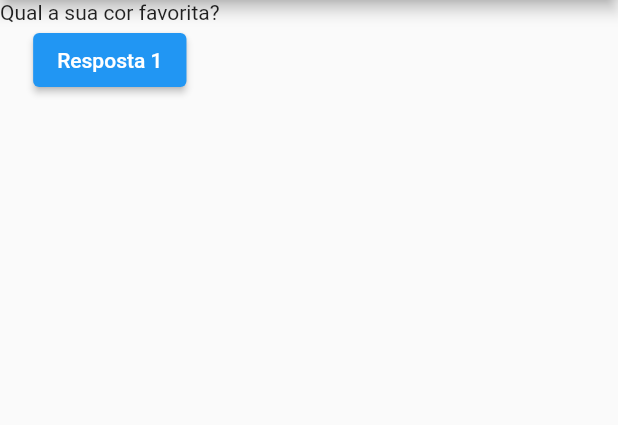
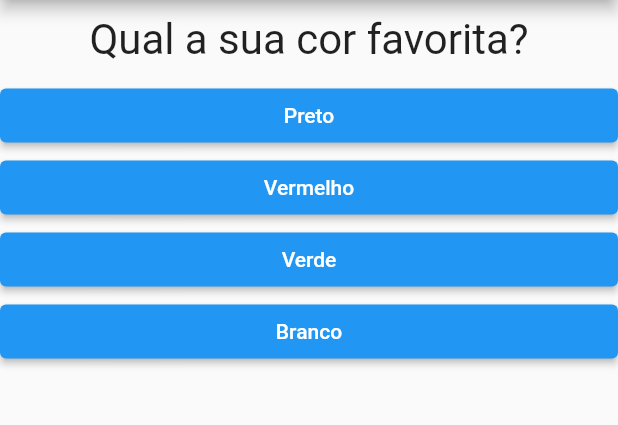
Before and after one commit to josuesamorim/projeto_inicial, a Flutter app: the screen it shows after launch, on a phone screen of 412 x 824 dp, the part 84-509 px from its top. Run offline on Flutter 3.47's test engine with Material 2 defaults, Android fonts, the phone set to English and light mode, and no system bars.

```diff
--- a/lib/main.dart
+++ b/lib/main.dart
@@ -1,50 +1,68 @@
 import 'package:flutter/material.dart';
-import './questao.dart';
+import 'package:projeto_inicial/questionario.dart';
+import 'resultado.dart';
 
 main() {
-  runApp(new PerguntaApp());
+  runApp(const PerguntaApp());
 }
 
 class _PerguntaAppState extends State<PerguntaApp> {
   var _perguntaSelecionada = 0;
 
-  void responder(){
+  bool get isQuestionSelected {
+    return _perguntaSelecionada < _perguntas.length;
+  }
+
+  final List<Map<String, Object>> _perguntas = const [
+    {
+      'texto': 'Qual a sua cor favorita?',
+      'respostas': [
+        {'texto': 'Preto', 'nota': 10},
+        {'texto': 'Vermelho', 'nota': 5},
+        {'texto': 'Verde', 'nota': 3},
+        {'texto': 'Branco', 'nota': 1},
+      ]
+    },
+    {
+      'texto': 'Qual e o seu animal favorito?',
+      'respostas': [
+        {'texto': 'Cao', 'nota': 10},
+        {'texto': 'gato', 'nota': 5},
+        {'texto': 'pato', 'nota': 3},
+        {'texto': 'veado', 'nota': 1},
+       ]
+    }
+  ];
+
+  void _responder() {
+    if (isQuestionSelected) {
       setState(() {
         _perguntaSelecionada++;
       });
-    print(_perguntaSelecionada);
+    }
   }
 
   @override
   Widget build(BuildContext context) {
-
-    final perguntas = [
-      'Qual a sua cor favorita?',
-      'Qual e o seu animal favorito?'
-    ];
-
     return MaterialApp(
       debugShowCheckedModeBanner: false,
       home: Scaffold(
         appBar: AppBar(
-          title: Text("Perguntas"),
+          title: const Text("Perguntas"),
         ),
-        body: Column(
-          children: [
-            Questao(perguntas[_perguntaSelecionada]),
-            ElevatedButton(
-              onPressed: () { responder(); },
-              child: Text("Resposta 1"),
-            )
-          ],
+        body: isQuestionSelected
+            ? Questionario(
+                perguntaSelecionada: _perguntaSelecionada,
+                perguntas: _perguntas,
+                responder: _responder)
+            : const Resultado(),
       ),
-      ),
-
     );
   }
 }
 
 class PerguntaApp extends StatefulWidget {
+  const PerguntaApp({super.key});
 
   @override
   _PerguntaAppState createState() {
--- a/lib/questao.dart
+++ b/lib/questao.dart
@@ -7,6 +7,14 @@ class Questao extends StatelessWidget {
 
   @override
   Widget build(BuildContext context) {
-    return Text(texto);
+    return Container(
+      width: double.infinity,
+      margin: EdgeInsets.all(10),
+      child: Text(
+        texto,
+        style: TextStyle(fontSize: 28),
+        textAlign: TextAlign.center,
+        ),
+      );
   }
 }
--- /dev/null
+++ b/lib/questionario.dart
@@ -0,0 +1,34 @@
+import 'package:flutter/material.dart';
+import './questao.dart';
+import './resposta.dart';
+
+class Questionario extends StatelessWidget {
+
+  final List<Map<String, Object>> perguntas;
+  final perguntaSelecionada;
+  final void Function() responder;
+
+  const Questionario({
+    required this.perguntaSelecionada,
+    required this.perguntas,
+    required this.responder});
+
+    bool get isQuestionSelected {
+    return perguntaSelecionada < perguntas.length;
+  }
+
+  @override
+  Widget build(BuildContext context) {
+
+          List<Map<String, Object>> respostas = isQuestionSelected
+        ? perguntas[perguntaSelecionada].cast()['respostas'] as List<Map<String, Object>>
+        : [];
+
+    return Column(
+      children: [
+        Questao(perguntas[perguntaSelecionada].cast()['texto']),
+        ...respostas.map((resp) => Resposta(resp['texto'] as String, responder)).toList(),
+      ],
+    );
+  }
+}
--- /dev/null
+++ b/lib/resposta.dart
@@ -0,0 +1,19 @@
+import 'package:flutter/material.dart';
+
+class Resposta extends StatelessWidget {
+  final String texto;
+  final void Function() onPressed;
+
+  Resposta(this.texto, this.onPressed);
+
+  @override
+  Widget build(BuildContext context) {
+    return Container(
+      width: double.infinity,
+      child: ElevatedButton(
+        child: Text(texto),
+          onPressed: () { onPressed(); },
+      ),
+    );
+  }
+}
--- /dev/null
+++ b/lib/resultado.dart
@@ -0,0 +1,16 @@
+import 'package:flutter/material.dart';
+
+class Resultado extends StatelessWidget {
+  const Resultado({super.key});
+
+  @override
+  Widget build(BuildContext context) {
+    return const Center(
+      child: Text(
+        'Parabens!',
+        style: TextStyle(fontSize: 28),
+        ),
+    );
+  }
+
+}
```
Lines whose indentation alone changed are shown as unchanged.
